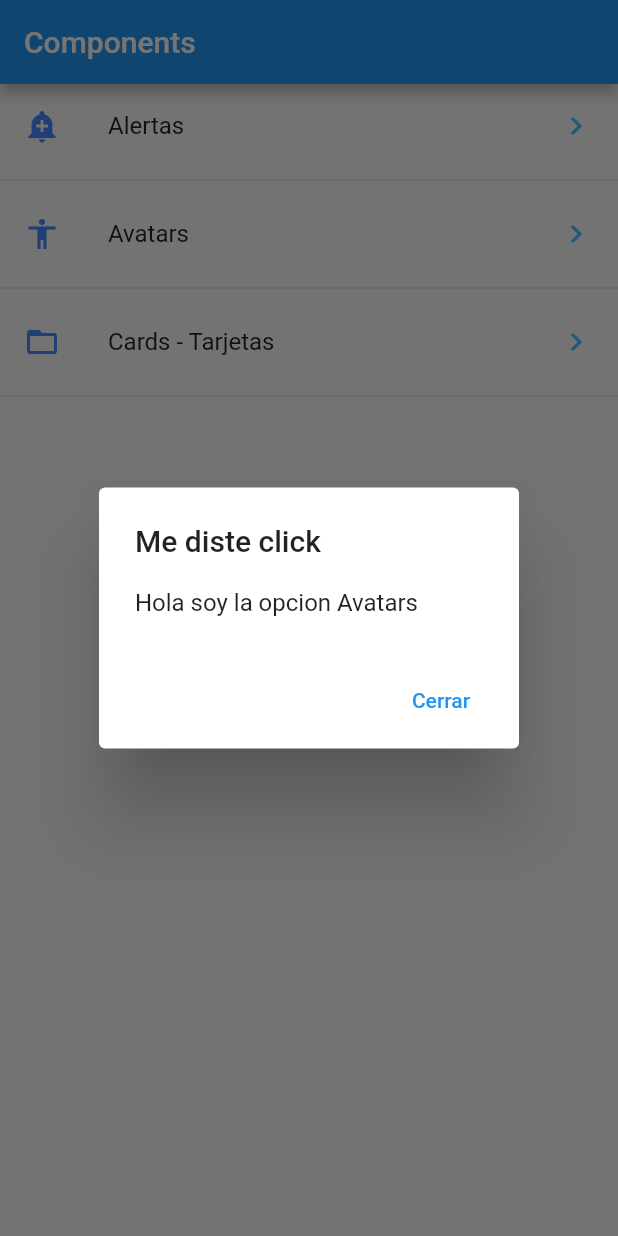
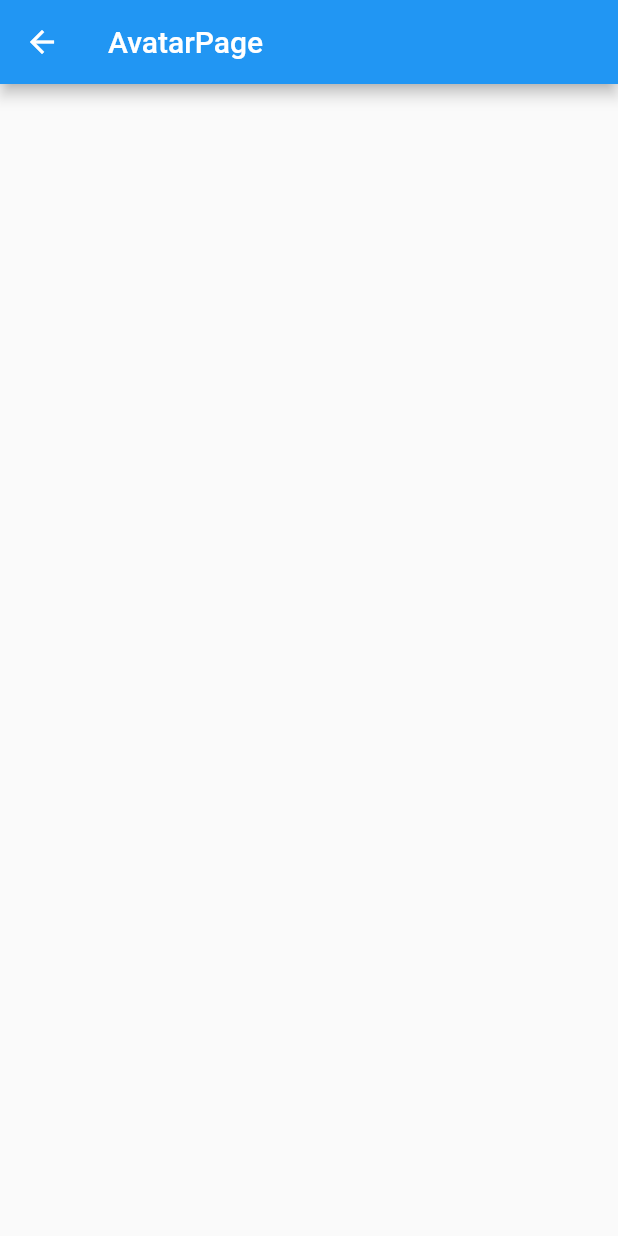
Before and after one commit to Javier-jx/Alertas, a Flutter app: the screen it shows after launch, after a tap on "Avatars", on a phone screen of 412 x 824 dp. Run offline on Flutter 3.47's test engine with Material 2 defaults, Android fonts, the phone set to English and light mode, and no system bars.

Commit message:
uso de navegacion

```diff
--- a/lib/main.dart
+++ b/lib/main.dart
@@ -1,20 +1,20 @@
+import 'package:flutter_application_widget/pages/alert_page.dart';
 import 'package:flutter/material.dart';
-import 'package:flutter_application_widget/pages/home.page.dart';
-
-
+import 'package:flutter_application_widget/routes/routes.dart';
 void main() => runApp(MyApp());
 
 class MyApp extends StatelessWidget {
-
-
   @override
   Widget build(BuildContext context) {
     return MaterialApp(
-      title: 'Componentes App',
       debugShowCheckedModeBanner: false,
-      home:  HomePages() ,
-
-     );
-
+      initialRoute: '/',
+      routes: getRoutes(),
+      onGenerateRoute: (RouteSettings setting) {
+        return MaterialPageRoute(
+          builder: (BuildContext context) => AlertPage()
+        );
+      }
+      );
   }
 }
--- /dev/null
+++ b/lib/pages/alert_page.dart
@@ -0,0 +1,13 @@
+import 'package:flutter/material.dart';
+
+class AlertPage extends StatelessWidget {
+
+  @override
+ Widget build(BuildContext context ){
+   return Scaffold(
+     appBar: AppBar(
+        title: Text ('AlertPage')
+     ),
+   );
+ }
+}
--- /dev/null
+++ b/lib/pages/avatar_page.dart
@@ -0,0 +1,13 @@
+import 'package:flutter/material.dart';
+
+class AvatarPage extends StatelessWidget {
+  const AvatarPage ({Key key}): super (key: key);
+  @override
+  Widget build(BuildContext context){
+    return Scaffold(
+      appBar: AppBar(
+        title: Text('AvatarPage'),
+      ),
+    );
+  }
+}
--- /dev/null
+++ b/lib/pages/card_page.dart
@@ -0,0 +1,13 @@
+import 'package:flutter/material.dart';
+
+class CardPage extends StatelessWidget {
+  const CardPage ({Key key}): super (key: key);
+  @override
+  Widget build(BuildContext context){
+    return Scaffold(
+      appBar: AppBar(
+        title: Text('CardPage'),
+      ),
+    );
+  }
+}
--- a/lib/pages/home.page.dart
+++ /dev/null
@@ -1,71 +0,0 @@
-import 'package:flutter/material.dart';
-import 'package:flutter_application_widget/providers/menu_provider.dart';
-import 'package:flutter_application_widget/utils/icono_string_util.dart';
-
-class HomePages extends StatelessWidget {
-  @override
-  Widget build(BuildContext context){
-    return Scaffold(
-      appBar: AppBar(
-        title: Text('Components'),
-      ),
-      body: _lista( context ),
-    );
-  }
-  Widget _lista(BuildContext context){
-    return FutureBuilder(
-      future: menuProvider.cargarData(),
-      initialData: [],
-      builder:(context, AsyncSnapshot<List<dynamic>> snapshot){
-        return ListView(
-          children: _listaItems(snapshot.data, context),
-        );
-      },
-    );
-  }
-
-  List<Widget> _listaItems(List<dynamic> data, BuildContext context){
-    final List<Widget> opciones = [];
-
-    data.forEach((opt) {
-      final widgetTemp = ListTile(
-        title: Text(opt['texto']),
-        leading: getIcon(opt['icon']),
-        trailing: Icon(
-          Icons.keyboard_arrow_right_sharp,
-          color: Colors.lightBlueAccent,
-        ),
-        onTap: (){
-          showDialog(
-            context: context,
-            builder: (BuildContext context )=> _buildPopUpDialog(context, opt['texto']),
-          );
-        },
-      ) ;
-      opciones..add(widgetTemp)..add(Divider());
-    });
-    return opciones;
-  }
-
- Widget _buildPopUpDialog(BuildContext context, String opt){
-   return new AlertDialog(
-title: const Text ('Me diste click'),
-content: new Column(
-  mainAxisSize: MainAxisSize.min,
-  crossAxisAlignment: CrossAxisAlignment.start,
-  children: <Widget>[
-    Text('Hola soy la opcion '+ opt),
-  ],
-),
-  actions:<Widget>[
-    new FlatButton(
-      onPressed: (){
-        Navigator.of(context).pop();
-      },
-      textColor: Theme.of(context).primaryColor,
-      child: const Text('Cerrar'),
-      ),
-  ],
-   );
- }
-}
--- /dev/null
+++ b/lib/pages/home_page.dart
@@ -0,0 +1,75 @@
+
+import 'package:flutter/material.dart';
+import 'package:flutter_application_widget/providers/menu_provider.dart';
+import 'package:flutter_application_widget/utils/icono_string_util.dart';
+
+
+class HomePage extends StatelessWidget {
+  @override
+  Widget build(BuildContext context) {
+    return Scaffold(
+      appBar: AppBar(
+        title: Text('Componentes'),
+      ),
+      body: _lista( context ),
+    );
+  }
+
+
+  Widget _lista(BuildContext context){
+    return FutureBuilder(
+      future: menuProvider.cargarData(),
+      initialData: [],
+      builder: (context, AsyncSnapshot<List<dynamic>> snapshot){
+        return ListView(
+          children: _listI(snapshot.data, context),
+        );
+      }
+    );
+  }
+
+  List<Widget> _listI(List<dynamic> data, BuildContext context){
+    final List<Widget> opciones = [];
+    data.forEach((otp) {
+      final widgetTemp = ListTile(
+        title: Text(otp['texto']),
+        leading: getIcon(otp['icon']),
+        trailing: Icon(
+          Icons.keyboard_arrow_right_sharp,
+          color: Colors.lightBlueAccent,
+        ),
+        onTap: (){
+          Navigator.pushNamed(context, otp['ruta']);
+          /*showDialog(
+            context: context,
+            builder: (BuildContext context) => _dialog(context, otp['texto']),
+          );*/
+        },
+      );
+      opciones..add(widgetTemp)..add(Divider());
+    });
+    return opciones;
+  }
+
+ Widget _buildPopUpDialog(BuildContext context, String opt) {
+    return new AlertDialog(
+      title: const Text('Me diste click'),
+      content: new Column(
+        mainAxisSize: MainAxisSize.min,
+        crossAxisAlignment: CrossAxisAlignment.start,
+        children: <Widget>[
+          Text('Hola soy la opcion '+ opt),
+        ],
+      ),
+     actions: <Widget>[
+        new FlatButton(
+          onPressed: () {
+            Navigator.of(context).pop();
+          },
+          textColor: Theme.of(context).primaryColor,
+          child: const Text('Cerrar'),
+        ),
+      ],
+    );
+  }
+}
--- a/lib/providers/menu_provider.dart
+++ b/lib/providers/menu_provider.dart
@@ -1,22 +1,19 @@
 import 'dart:convert';
-
 import 'package:flutter/services.dart' show rootBundle;
 
-class _MunuProvider{
-List<dynamic> opciones =[];
-    _MunuProvider(){
-//cargarDta();
+class _MenuProvider {
+  List<dynamic> opciones = [];
+  _MenuProvider(){
+    cargarData();
   }
-  Future <List<dynamic>> cargarData()async{
 
+     Future<List<dynamic>> cargarData() async {
      final resp = await rootBundle.loadString('data/menu_opts.json');
-   Map dataMap = jsonDecode(resp);
-
+     Map dataMap = json.decode(resp);
+     //print(dataMap);
      print(dataMap['rutas']);
      opciones = dataMap['rutas'];
-   return opciones ;
-
-
+     return opciones;
   }
 }
-final menuProvider = new _MunuProvider();
+final menuProvider = new _MenuProvider();
--- /dev/null
+++ b/lib/routes/routes.dart
@@ -0,0 +1,15 @@
+import 'package:flutter/material.dart';
+import 'package:flutter_application_widget/pages/alert_page.dart';
+import 'package:flutter_application_widget/pages/avatar_page.dart';
+import 'package:flutter_application_widget/pages/card_page.dart';
+import 'package:flutter_application_widget/pages/home_page.dart';
+
+
+Map <String, WidgetBuilder> getRoutes(){
+  return <String, WidgetBuilder>{
+  '/': (BuildContext context) => HomePage(),
+  'alert': (BuildContext context) => AlertPage(),
+  'avatar': (BuildContext context) => AvatarPage(),
+  'card': (BuildContext context) => CardPage(),
+  };
+}
```
Lines whose indentation alone changed are shown as unchanged.
